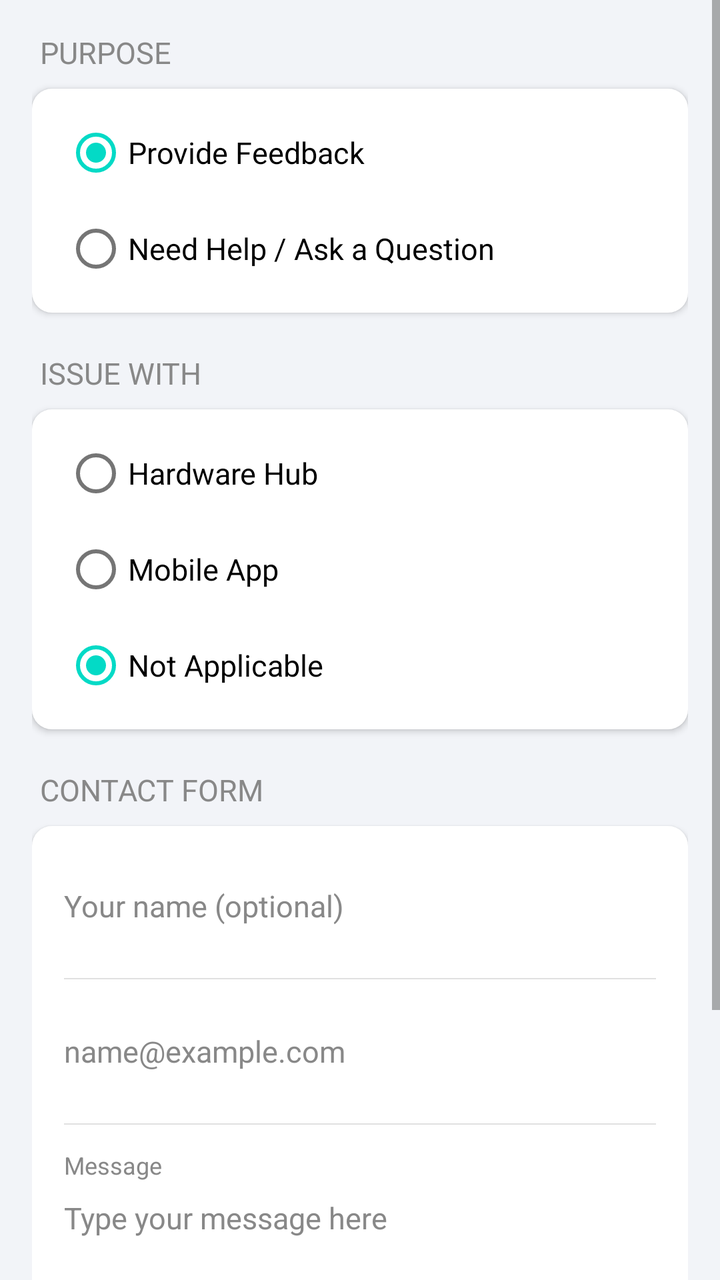
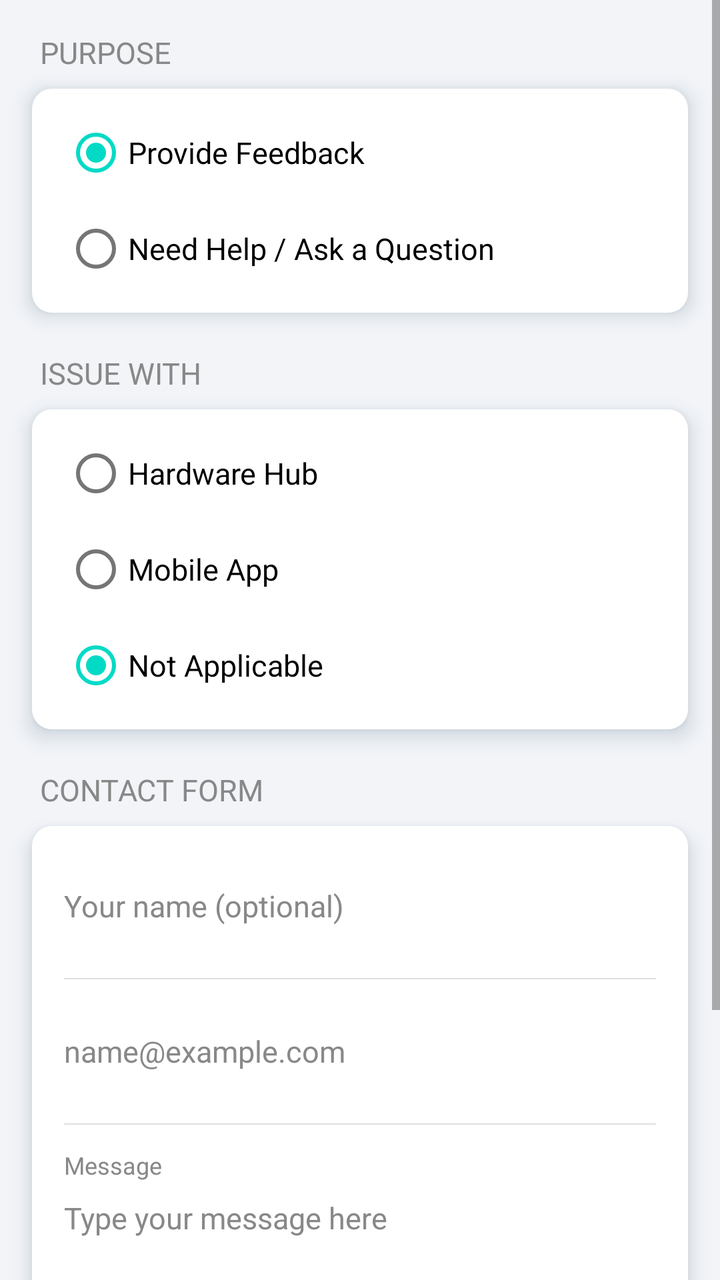

Compare the two renders of this Android layout. The source of the first and the diff that turns it into the second are given below.
<!-- AndroidManifest.xml: application theme Theme.AquaSense -->
<!-- res/layout/fragment_contact_form.xml -->
<?xml version="1.0" encoding="utf-8"?>
<ScrollView xmlns:android="http://schemas.android.com/apk/res/android"
    android:layout_width="match_parent"
    android:layout_height="match_parent"
    android:fillViewport="true">

    <LinearLayout
        android:layout_width="match_parent"
        android:layout_height="wrap_content"
        android:orientation="vertical"
        android:padding="16dp">

        <TextView
            android:layout_width="wrap_content"
            android:layout_height="wrap_content"
            android:layout_marginBottom="8dp"
            android:layout_marginStart="4dp"
            android:text="@string/contact_purpose"
            android:textAllCaps="true"
            android:textColor="@color/text_secondary"
            android:textSize="15sp" />

        <LinearLayout
            android:layout_width="match_parent"
            android:layout_height="wrap_content"
            android:layout_marginBottom="20dp"
            android:background="@drawable/bg_settings_card"
            android:elevation="2dp"
            android:orientation="vertical"
            android:paddingStart="16dp"
            android:paddingEnd="16dp"
            android:paddingTop="8dp"
            android:paddingBottom="8dp">

            <RadioGroup
                android:id="@+id/rgContactPurpose"
                android:layout_width="match_parent"
                android:layout_height="wrap_content"
                android:orientation="vertical">

                <RadioButton
                    android:id="@+id/rbContactFeedback"
                    android:layout_width="match_parent"
                    android:layout_height="wrap_content"
                    android:checked="true"
                    android:gravity="center_vertical"
                    android:minHeight="48dp"
                    android:text="@string/contact_purpose_feedback"
                    android:textColor="@color/text_primary"
                    android:textSize="15sp" />

                <RadioButton
                    android:id="@+id/rbContactSupport"
                    android:layout_width="match_parent"
                    android:layout_height="wrap_content"
                    android:gravity="center_vertical"
                    android:minHeight="48dp"
                    android:text="@string/contact_purpose_support"
                    android:textColor="@color/text_primary"
                    android:textSize="15sp" />

            </RadioGroup>

        </LinearLayout>

        <TextView
            android:layout_width="wrap_content"
            android:layout_height="wrap_content"
            android:layout_marginBottom="8dp"
            android:layout_marginStart="4dp"
            android:text="@string/contact_issue_with"
            android:textAllCaps="true"
            android:textColor="@color/text_secondary"
            android:textSize="15sp" />

        <LinearLayout
            android:layout_width="match_parent"
            android:layout_height="wrap_content"
            android:layout_marginBottom="20dp"
            android:background="@drawable/bg_settings_card"
            android:elevation="2dp"
            android:orientation="vertical"
            android:paddingStart="16dp"
            android:paddingEnd="16dp"
            android:paddingTop="8dp"
            android:paddingBottom="8dp">

            <RadioGroup
                android:id="@+id/rgContactIssue"
                android:layout_width="match_parent"
                android:layout_height="wrap_content"
                android:orientation="vertical">

                <RadioButton
                    android:id="@+id/rbIssueHardware"
                    android:layout_width="match_parent"
                    android:layout_height="wrap_content"
                    android:gravity="center_vertical"
                    android:minHeight="48dp"
                    android:text="@string/contact_issue_hardware"
                    android:textColor="@color/text_primary"
                    android:textSize="15sp" />

                <RadioButton
                    android:id="@+id/rbIssueApp"
                    android:layout_width="match_parent"
                    android:layout_height="wrap_content"
                    android:gravity="center_vertical"
                    android:minHeight="48dp"
                    android:text="@string/contact_issue_app"
                    android:textColor="@color/text_primary"
                    android:textSize="15sp" />

                <RadioButton
                    android:id="@+id/rbIssueNa"
                    android:layout_width="match_parent"
                    android:layout_height="wrap_content"
                    android:checked="true"
                    android:gravity="center_vertical"
                    android:minHeight="48dp"
                    android:text="@string/contact_issue_na"
                    android:textColor="@color/text_primary"
                    android:textSize="15sp" />

            </RadioGroup>

        </LinearLayout>

        <TextView
            android:layout_width="wrap_content"
            android:layout_height="wrap_content"
            android:layout_marginBottom="8dp"
            android:layout_marginStart="4dp"
            android:text="@string/contact_form"
            android:textAllCaps="true"
            android:textColor="@color/text_secondary"
            android:textSize="15sp" />

        <LinearLayout
            android:layout_width="match_parent"
            android:layout_height="wrap_content"
            android:layout_marginBottom="20dp"
            android:background="@drawable/bg_settings_card"
            android:elevation="2dp"
            android:orientation="vertical"
            android:padding="16dp">

            <EditText
                android:id="@+id/etContactName"
                android:layout_width="match_parent"
                android:layout_height="wrap_content"
                android:layout_marginBottom="12dp"
                android:background="@android:color/transparent"
                android:hint="@string/contact_name"
                android:importantForAutofill="no"
                android:inputType="textPersonName"
                android:maxLength="100"
                android:minHeight="48dp"
                android:textColor="@color/text_primary"
                android:textColorHint="@color/text_secondary"
                android:textSize="15sp" />

            <View
                android:layout_width="match_parent"
                android:layout_height="0.5dp"
                android:layout_marginBottom="12dp"
                android:background="@color/divider" />

            <EditText
                android:id="@+id/etContactEmail"
                android:layout_width="match_parent"
                android:layout_height="wrap_content"
                android:layout_marginBottom="12dp"
                android:background="@android:color/transparent"
                android:hint="@string/email_hint"
                android:importantForAutofill="no"
                android:inputType="textEmailAddress"
                android:maxLength="100"
                android:minHeight="48dp"
                android:textColor="@color/text_primary"
                android:textColorHint="@color/text_secondary"
                android:textSize="15sp" />

            <View
                android:layout_width="match_parent"
                android:layout_height="0.5dp"
                android:layout_marginBottom="12dp"
                android:background="@color/divider" />

            <TextView
                android:layout_width="wrap_content"
                android:layout_height="wrap_content"
                android:layout_marginBottom="8dp"
                android:text="@string/contact_message"
                android:textColor="@color/text_secondary"
                android:textSize="12sp" />

            <EditText
                android:id="@+id/etContactMessage"
                android:layout_width="match_parent"
                android:layout_height="wrap_content"
                android:background="@android:color/transparent"
                android:gravity="top|start"
                android:hint="@string/contact_message_hint"
                android:importantForAutofill="no"
                android:inputType="textMultiLine|textCapSentences"
                android:minLines="6"
                android:textColor="@color/text_primary"
                android:textColorHint="@color/text_secondary"
                android:textSize="15sp" />

        </LinearLayout>

        <Button
            android:id="@+id/btnSendContact"
            android:layout_width="match_parent"
            android:layout_height="52dp"
            android:backgroundTint="@color/accent"
            android:text="@string/contact_send"
            android:textAllCaps="false"
            android:textColor="@color/white"
            android:textSize="15sp" />

    </LinearLayout>

</ScrollView>
<!-- resources referenced by this layout -->
<resources>
  <color name="accent">#FF1565C0</color>
  <color name="divider">#FFE0E0E0</color>
  <color name="text_primary">#FF000000</color>
  <color name="text_secondary">#FF888888</color>
  <color name="white">#FFFFFFFF</color>
  <!-- drawable bg_settings_card (drawable) -->
  <?xml version="1.0" encoding="utf-8"?>
  <shape xmlns:android="http://schemas.android.com/apk/res/android"
      android:shape="rectangle">
      <solid android:color="@color/card_background" />
      <corners android:radius="10dp" />
  </shape>
  <string name="contact_form">Contact Form</string>
  <string name="contact_issue_app">Mobile App</string>
  <string name="contact_issue_hardware">Hardware Hub</string>
  <string name="contact_issue_na">Not Applicable</string>
  <string name="contact_issue_with">Issue with</string>
  <string name="contact_message">Message</string>
  <string name="contact_message_hint">Type your message here</string>
  <string name="contact_name">Your name (optional)</string>
  <string name="contact_purpose">Purpose</string>
  <string name="contact_purpose_feedback">Provide Feedback</string>
  <string name="contact_purpose_support">Need Help / Ask a Question</string>
  <string name="contact_send">SEND</string>
  <string name="email_hint">name@example.com</string>
  <style name="Theme.AquaSense" parent="Base.Theme.AquaSense" />
  <color name="card_background">#FFFFFFFF</color>
  <style name="Base.Theme.AquaSense" parent="Theme.MaterialComponents.DayNight.NoActionBar">
          
          <item name="android:windowBackground">@color/background</item>
          <item name="android:colorBackground">@color/background</item>
          
          <item name="android:statusBarColor">@color/toolbar_gradient_start</item>
          <item name="android:windowLightStatusBar">@bool/light_status_bar_icons</item>
      </style>
  <color name="background">#FFF2F4F8</color>
  <color name="toolbar_gradient_start">#FFC1DFE0</color>
</resources>

<!-- the commit's change to res/layout/fragment_contact_form.xml (unified diff, before → after) -->
@@ -1,5 +1,6 @@
 <?xml version="1.0" encoding="utf-8"?>
 <ScrollView xmlns:android="http://schemas.android.com/apk/res/android"
+    xmlns:app="http://schemas.android.com/apk/res-auto"
     android:layout_width="match_parent"
     android:layout_height="match_parent"
     android:fillViewport="true">
@@ -7,6 +8,7 @@
     <LinearLayout
         android:layout_width="match_parent"
         android:layout_height="wrap_content"
+        android:clipToPadding="false"
         android:orientation="vertical"
         android:padding="16dp">
 
@@ -25,7 +27,7 @@
             android:layout_height="wrap_content"
             android:layout_marginBottom="20dp"
             android:background="@drawable/bg_settings_card"
-            android:elevation="2dp"
+            style="@style/Widget.AquaSense.Card"
             android:orientation="vertical"
             android:paddingStart="16dp"
             android:paddingEnd="16dp"
@@ -78,7 +80,7 @@
             android:layout_height="wrap_content"
             android:layout_marginBottom="20dp"
             android:background="@drawable/bg_settings_card"
-            android:elevation="2dp"
+            style="@style/Widget.AquaSense.Card"
             android:orientation="vertical"
             android:paddingStart="16dp"
             android:paddingEnd="16dp"
@@ -141,7 +143,7 @@
             android:layout_height="wrap_content"
             android:layout_marginBottom="20dp"
             android:background="@drawable/bg_settings_card"
-            android:elevation="2dp"
+            style="@style/Widget.AquaSense.Card"
             android:orientation="vertical"
             android:padding="16dp">
 
@@ -211,15 +213,16 @@
 
         </LinearLayout>
 
-        <Button
+        <com.google.android.material.button.MaterialButton
             android:id="@+id/btnSendContact"
             android:layout_width="match_parent"
             android:layout_height="52dp"
-            android:backgroundTint="@color/accent"
+            android:background="@drawable/bg_auth_primary_button"
             android:text="@string/contact_send"
             android:textAllCaps="false"
             android:textColor="@color/white"
-            android:textSize="15sp" />
+            android:textSize="15sp"
+            app:backgroundTint="@null" />
 
     </LinearLayout>
 
<!-- resource entries referenced after the edit -->
@@ -5,6 +5,16 @@
   <color name="text_primary">#FF000000</color>
   <color name="text_secondary">#FF888888</color>
   <color name="white">#FFFFFFFF</color>
+  <!-- drawable bg_auth_primary_button (drawable) -->
+  <?xml version="1.0" encoding="utf-8"?>
+  <shape xmlns:android="http://schemas.android.com/apk/res/android"
+      android:shape="rectangle">
+      <gradient
+          android:angle="0"
+          android:endColor="@color/launcher_ocean_end"
+          android:startColor="@color/accent" />
+      <corners android:radius="14dp" />
+  </shape>
   <!-- drawable bg_settings_card (drawable) -->
   <?xml version="1.0" encoding="utf-8"?>
   <shape xmlns:android="http://schemas.android.com/apk/res/android"
@@ -25,8 +35,15 @@
   <string name="contact_purpose_support">Need Help / Ask a Question</string>
   <string name="contact_send">SEND</string>
   <string name="email_hint">name@example.com</string>
+  <style name="Widget.AquaSense.Card" parent="">
+          <item name="android:elevation">6dp</item>
+          <item name="android:outlineAmbientShadowColor">@color/card_shadow</item>
+          <item name="android:outlineSpotShadowColor">@color/card_shadow</item>
+      </style>
   <style name="Theme.AquaSense" parent="Base.Theme.AquaSense" />
+  <color name="launcher_ocean_end">#FF0A3A6B</color>
   <color name="card_background">#FFFFFFFF</color>
+  <color name="card_shadow">#FF123A4D</color>
   <style name="Base.Theme.AquaSense" parent="Theme.MaterialComponents.DayNight.NoActionBar">
           
           <item name="android:windowBackground">@color/background</item>
